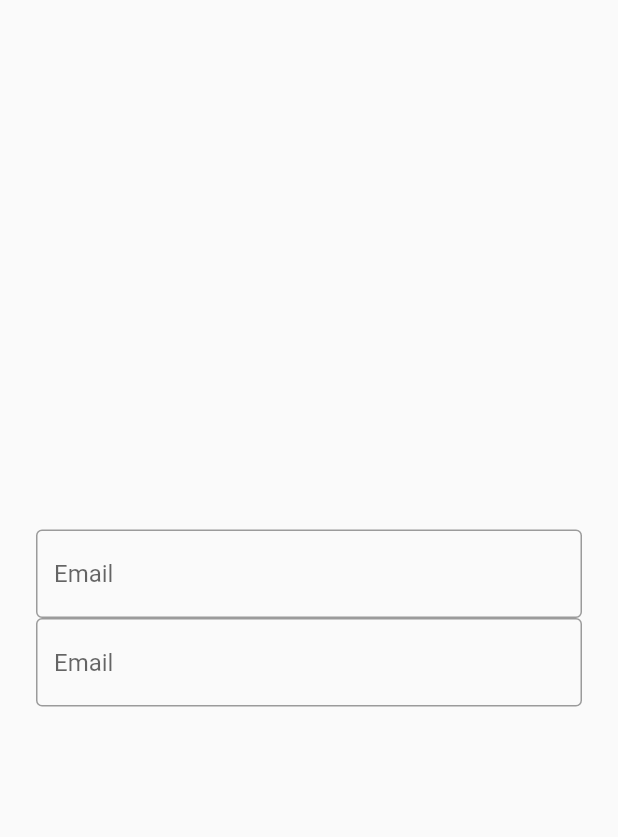
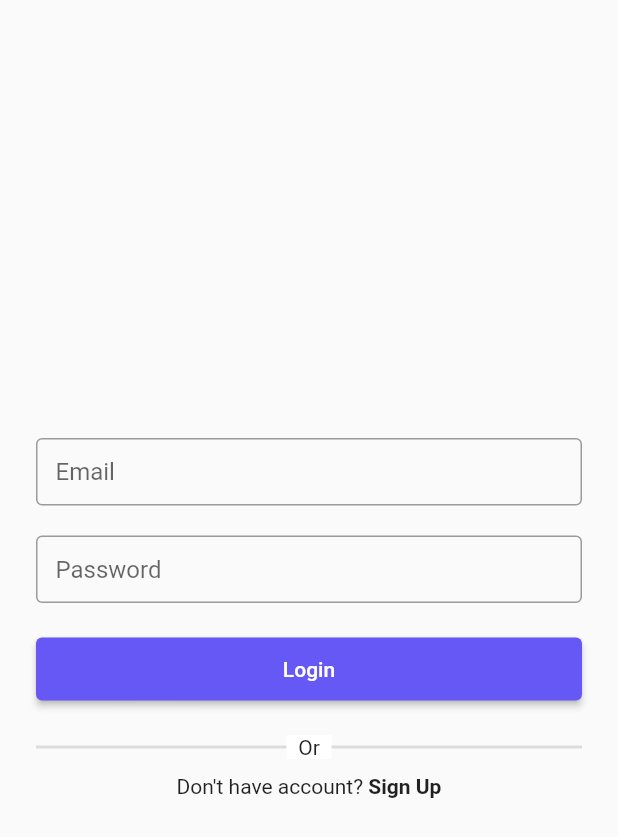
Before and after one commit to yashagozwan/discussin-mobile, a Flutter app: the screen it shows after launch, on a phone screen of 412 x 824 dp. Shown: the top 837 px of the screen. Run offline on Flutter 3.47's test engine with Material 2 defaults, Android fonts, the phone set to English and light mode, and no system bars; our stand-ins replace flutter_riverpod.

Commit message:
Field Sign In & Button Elevated Button Pro

```diff
--- a/lib/src/screen/sign_in/sign_in_screen.dart
+++ b/lib/src/screen/sign_in/sign_in_screen.dart
@@ -1,3 +1,5 @@
+import 'package:discussin_mobile/src/widget/elevated_button_pro.dart';
+import 'package:flutter/gestures.dart';
 import 'package:flutter/material.dart';
 import 'package:flutter_riverpod/flutter_riverpod.dart';
 
@@ -28,19 +30,67 @@ class _SignInScreenState extends ConsumerState<SignInScreen> {
             padding: const EdgeInsets.all(24),
             child: Column(
               mainAxisAlignment: MainAxisAlignment.center,
+              crossAxisAlignment: CrossAxisAlignment.stretch,
               children: [
                 TextFormField(
                   controller: _emailController,
                   decoration: const InputDecoration(
+                    contentPadding: EdgeInsets.all(13),
+                    isDense: true,
                     hintText: 'Email',
                     border: OutlineInputBorder(),
                   ),
                 ),
+                const SizedBox(
+                  height: 20,
+                ),
                 TextFormField(
-                  controller: _emailController,
+                  controller: _passwordController,
                   decoration: const InputDecoration(
-                    hintText: 'Email',
+                    contentPadding: EdgeInsets.all(13),
+                    isDense: true,
+                    hintText: 'Password',
                     border: OutlineInputBorder(),
+                  ),
+                ),
+                const SizedBox(
+                  height: 20,
+                ),
+                ElevatedButtonPro(
+                  onPressed: () {},
+                  title: 'Login',
+                ),
+                const SizedBox(
+                  height: 20,
+                ),
+                Stack(
+                  children: [
+                    const Divider(
+                      thickness: 2,
+                    ),
+                    Align(
+                      alignment: Alignment.center,
+                      child: Container(
+                        alignment: Alignment.center,
+                        width: 30,
+                        color: Colors.white,
+                        child: const Text('Or'),
+                      ),
+                    )
+                  ],
+                ),
+                const SizedBox(
+                  height: 10,
+                ),
+                Center(
+                  child: Text.rich(
+                    TextSpan(text: "Don't have account?", children: [
+                      TextSpan(
+                        text: " Sign Up",
+                        recognizer: TapGestureRecognizer()..onTap = () {},
+                        style: const TextStyle(fontWeight: FontWeight.w600),
+                      ),
+                    ]),
                   ),
                 ),
               ],
--- /dev/null
+++ b/lib/src/widget/elevated_button_pro.dart
@@ -0,0 +1,27 @@
+import 'package:flutter/material.dart';
+
+class ElevatedButtonPro extends StatelessWidget {
+  final void Function() onPressed;
+  final String title;
+  const ElevatedButtonPro({
+    super.key,
+    required this.onPressed,
+    required this.title,
+  });
+
+  @override
+  Widget build(BuildContext context) {
+    return ElevatedButton(
+      onPressed: onPressed,
+      style: ElevatedButton.styleFrom(
+        padding: const EdgeInsets.all(13),
+        backgroundColor: const Color(0xFF6558f5),
+        foregroundColor: Colors.white.withOpacity(0.5),
+      ),
+      child: Text(
+        title,
+        style: const TextStyle(color: Colors.white),
+      ),
+    );
+  }
+}
```
